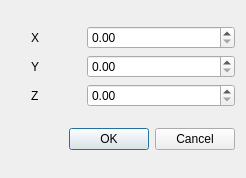
anklean/QiuTou, file src/mod/Custom/Gui/setPartLocationDlg.ui: the form before one commit.
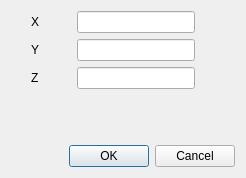
The form after the commit.

Diff of the .ui file:
```diff
--- a/src/mod/Custom/Gui/setPartLocationDlg.ui
+++ b/src/mod/Custom/Gui/setPartLocationDlg.ui
@@ -21,20 +21,10 @@
   </property>
   <layout class="QVBoxLayout" name="verticalLayout">
    <item>
-    <layout class="QGridLayout" name="gridLayout" columnstretch="1,3">
+    <layout class="QGridLayout" name="gridLayout" columnstretch="1,3,0">
      <property name="leftMargin">
       <number>20</number>
      </property>
-     <item row="0" column="0">
-      <widget class="QLabel" name="label">
-       <property name="text">
-        <string>X</string>
-       </property>
-      </widget>
-     </item>
-     <item row="0" column="1">
-      <widget class="QDoubleSpinBox" name="doubleSpinBox"/>
-     </item>
      <item row="1" column="0">
       <widget class="QLabel" name="label_2">
        <property name="text">
@@ -42,8 +32,12 @@
        </property>
       </widget>
      </item>
-     <item row="1" column="1">
-      <widget class="QDoubleSpinBox" name="doubleSpinBox_2"/>
+     <item row="0" column="0">
+      <widget class="QLabel" name="label">
+       <property name="text">
+        <string>X</string>
+       </property>
+      </widget>
      </item>
      <item row="2" column="0">
       <widget class="QLabel" name="label_3">
@@ -52,8 +46,40 @@
        </property>
       </widget>
      </item>
+     <item row="1" column="1">
+      <widget class="QLineEdit" name="doubleSpinBox_2"/>
+     </item>
+     <item row="3" column="0">
+      <spacer name="verticalSpacer">
+       <property name="orientation">
+        <enum>Qt::Vertical</enum>
+       </property>
+       <property name="sizeHint" stdset="0">
+        <size>
+         <width>20</width>
+         <height>40</height>
+        </size>
+       </property>
+      </spacer>
+     </item>
+     <item row="0" column="1">
+      <widget class="QLineEdit" name="doubleSpinBox"/>
+     </item>
      <item row="2" column="1">
-      <widget class="QDoubleSpinBox" name="doubleSpinBox_3"/>
+      <widget class="QLineEdit" name="doubleSpinBox_3"/>
+     </item>
+     <item row="1" column="2">
+      <spacer name="horizontalSpacer">
+       <property name="orientation">
+        <enum>Qt::Horizontal</enum>
+       </property>
+       <property name="sizeHint" stdset="0">
+        <size>
+         <width>40</width>
+         <height>20</height>
+        </size>
+       </property>
+      </spacer>
      </item>
     </layout>
    </item>
```
